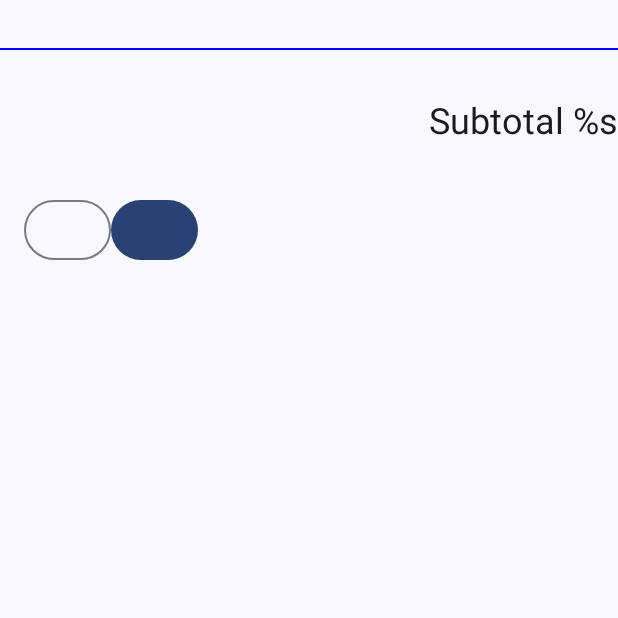
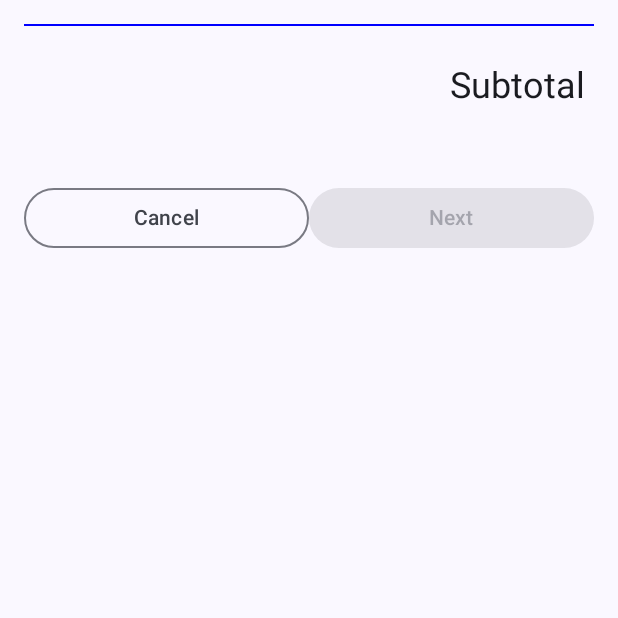
Before and after one commit to Developer-ShivaniSharma/My_Cup_Cake, an Android app built with Jetpack Compose: the composable SelectOptionScreen called with empty values, on a phone screen of 412 x 824 dp, the top half of it. Run offline under Robolectric (Android 15) with nearby library versions, the phone set to English and light mode, and no system bars.

Commit message:
Add the buttons in SelectScreen file and did modifications

```diff
--- a/app/src/main/java/com/myapp/mycupcake/ui/SelectOptionScreen.kt
+++ b/app/src/main/java/com/myapp/mycupcake/ui/SelectOptionScreen.kt
@@ -2,10 +2,8 @@ package com.myapp.mycupcake.ui
 
 import androidx.compose.foundation.layout.Arrangement
 import androidx.compose.foundation.layout.Column
-import androidx.compose.foundation.layout.ColumnScopeInstance.weight
 import androidx.compose.foundation.layout.Row
-import androidx.compose.foundation.layout.RowScopeInstance.weight
-import androidx.compose.foundation.layout.fillMaxSize
+import androidx.compose.foundation.layout.fillMaxHeight
 import androidx.compose.foundation.layout.fillMaxWidth
 import androidx.compose.foundation.layout.padding
 import androidx.compose.foundation.selection.selectable
@@ -23,18 +21,23 @@ import androidx.compose.ui.Alignment
 import androidx.compose.ui.Modifier
 import androidx.compose.ui.graphics.Color
 import androidx.compose.ui.res.dimensionResource
+import androidx.compose.ui.res.stringResource
+import androidx.compose.ui.tooling.preview.Preview
 import com.myapp.mycupcake.R
 import com.myapp.mycupcake.ui.components.FormattedPriceLabel
 
 @Composable
 fun SelectOptionScreen(
-    subtotal:String,
+    subtotal: String,
     options: List<String>,
-    onSelectionChanged: (String) -> Unit,
+    onCancelButtonClicked: () -> Unit = {},
+    onSelectionChanged: (String) -> Unit = {},
+    onNextButtonClicked: () -> Unit = {},
+    modifier: Modifier = Modifier
 ) {
     var selectedValue by rememberSaveable { mutableStateOf("") }
     Column(
-        modifier = Modifier,
+        modifier = modifier,
         verticalArrangement = Arrangement.SpaceBetween
     ) {
         Column(modifier = Modifier.padding(dimensionResource(R.dimen.padding_medium))) {
@@ -60,9 +63,8 @@ fun SelectOptionScreen(
                     Text(text = item)
                 }
             }
-        }
             Divider(
-            modifier = Modifier.padding(bottom = dimensionResource(R.dimen.padding_medium)) ,
+                modifier = Modifier.padding(bottom = dimensionResource(R.dimen.padding_medium)),
                 thickness = dimensionResource(R.dimen.thickness_divider),
                 color = Color.Blue,
             )
@@ -71,26 +73,43 @@ fun SelectOptionScreen(
                 modifier = Modifier
                     .align(Alignment.End)
                     .padding(
-                    top = dimensionResource(R.dimen.padding_medium),
+                         top = dimensionResource(R.dimen.padding_small),
                         bottom = dimensionResource(R.dimen.padding_medium)
                     )
             )
+
+        }
         Row(
             modifier = Modifier
                 .fillMaxWidth()
                 .padding(dimensionResource(R.dimen.padding_medium))
-                .weight(1f,false),
-        ){
+                .weight(1f, false),
+        ) {
             OutlinedButton(
-                onClick = {  }
+                modifier = Modifier.weight(1f),
+                onClick = onCancelButtonClicked
             ) {
-
+                Text(text = stringResource(R.string.cancel))
             }
-            Button(onClick = { /*TODO*/ }) {
-
+            Button(
+                modifier = Modifier.weight(1f),
+                // The button is enabled when user makes a selection
+                enabled = selectedValue.isNotEmpty(),
+                onClick = { onNextButtonClicked }) {
+                Text(text = stringResource(R.string.next))
             }
 
         }
     }
 
 }
+
+@Preview(showBackground = true)
+@Composable
+fun SelectOptionScreenPreview() {
+    SelectOptionScreen(
+        subtotal = "299.99",
+        options = listOf("Option 1", "Option 2", "Option 3", "Option 4"),
+        modifier = Modifier.fillMaxHeight()
+    )
+}
--- a/app/src/main/java/com/myapp/mycupcake/ui/components/CommonUI.kt
+++ b/app/src/main/java/com/myapp/mycupcake/ui/components/CommonUI.kt
@@ -10,7 +10,7 @@ import com.myapp.mycupcake.R
 @Composable
 fun FormattedPriceLabel(subtotal:String, modifier: Modifier=Modifier){
 Text(
-    text = stringResource(R.string.subtotal_price),
+    text = stringResource(R.string.subtotal_price, subtotal),
     modifier=modifier,
     style = MaterialTheme.typography.headlineSmall
 )
```
Lines whose indentation alone changed are shown as unchanged.
